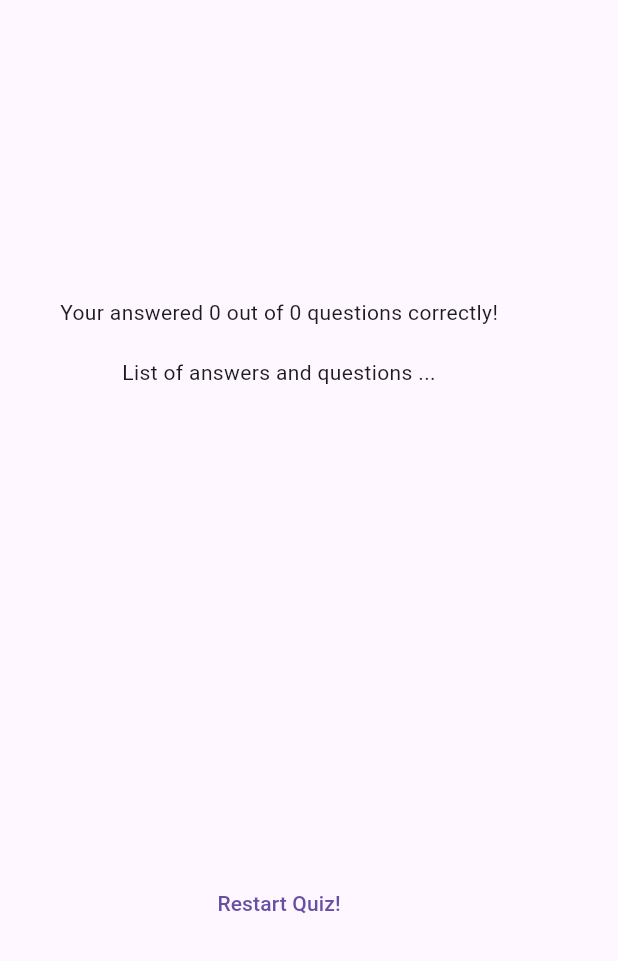
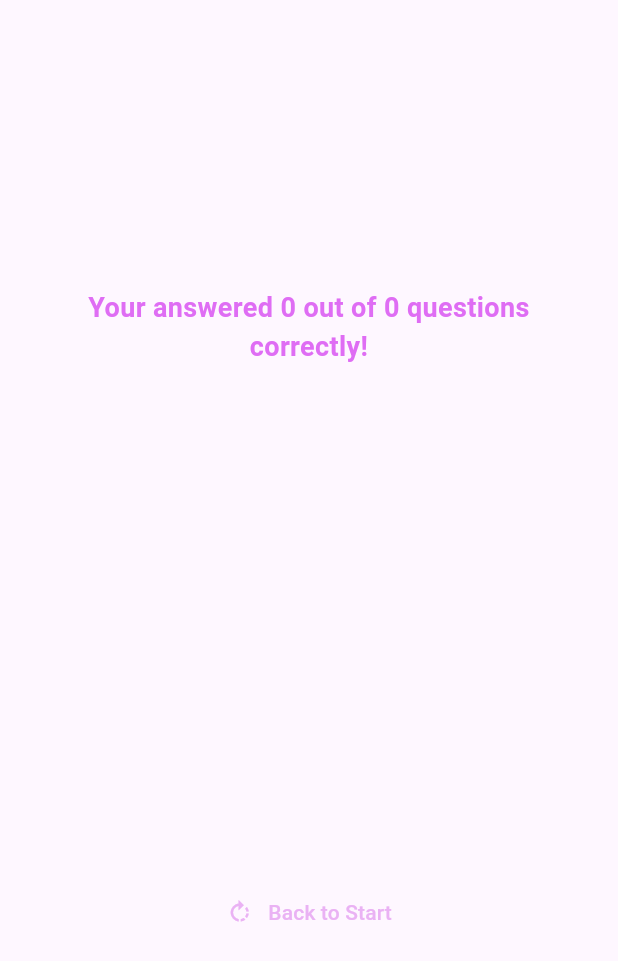
Before and after one commit to bokute2010/flutter-udemy-course, a Flutter app: the ResultsScreen widget shown alone on an empty page, opened directly with empty values, on a phone screen of 412 x 824 dp. Shown: the top 961 px of the screen. Run offline on Flutter 3.47's test engine with Material 3 defaults, Android fonts, the phone set to English and light mode, and no system bars; our stand-ins replace google_fonts.

Commit message:
Assignment 1: Time to Practice: Flutter Basics

```diff
--- a/adv_basics/lib/results_screen.dart
+++ b/adv_basics/lib/results_screen.dart
@@ -3,9 +3,10 @@ import 'package:adv_basics/questions_summary.dart';
 import 'package:flutter/material.dart';
 
 class ResultsScreen extends StatelessWidget {
-  const ResultsScreen({super.key, required this.chosenAnswers});
+  const ResultsScreen(
+      {super.key, required this.chosenAnswers, required this.onSwitchScreen});
   final List<String> chosenAnswers;
-
+  final void Function(String screen) onSwitchScreen;
   List<Map<String, Object>> getSummaryData() {
     final List<Map<String, Object>> summary = [];
     for (var i = 0; i < chosenAnswers.length; i++) {
@@ -33,12 +34,32 @@ class ResultsScreen extends StatelessWidget {
         mainAxisAlignment: MainAxisAlignment.center,
         children: [
           Text(
-              'Your answered $numCorrectAnswers out of $numTotalQuestions questions correctly!'),
+            'Your answered $numCorrectAnswers out of $numTotalQuestions questions correctly!',
+            style: const TextStyle(
+              fontSize: 18,
+              color: Color.fromARGB(255, 223, 109, 244),
+              fontWeight: FontWeight.bold
+            ),
+            textAlign: TextAlign.center,
+          ),
           const SizedBox(height: 20),
-          const Text("List of answers and questions ..."),
           QuestionsSummary(summaryData),
           const SizedBox(height: 20),
-          TextButton(onPressed: () {}, child: const Text("Restart Quiz!")),
+          TextButton(
+              onPressed: () {
+                onSwitchScreen('start-screen');
+              },
+              style: TextButton.styleFrom(
+                foregroundColor: const Color.fromARGB(255, 234, 178, 244),
+              ),
+              child: const Row(
+                mainAxisSize: MainAxisSize.min,
+                children: [
+                  Icon(Icons.rotate_right),
+                  SizedBox(width: 10),
+                  Text("Back to Start"),
+                ],
+              ))
         ],
       ),
     );
--- a/adv_basics/lib/start_screen.dart
+++ b/adv_basics/lib/start_screen.dart
@@ -4,7 +4,7 @@ import 'package:google_fonts/google_fonts.dart';
 class StartScreen extends StatelessWidget {
   const StartScreen(this.switchScreen, {super.key});
 
-  final Function() switchScreen;
+  final Function(String screenName) switchScreen;
 
   @override
   Widget build(BuildContext context) {
@@ -41,7 +41,9 @@ class StartScreen extends StatelessWidget {
             height: 20,
           ),
           OutlinedButton.icon(
-            onPressed: switchScreen,
+            onPressed: () {
+              switchScreen('question-screen');
+            },
             style: OutlinedButton.styleFrom(foregroundColor: Colors.white),
             label: const Text('Start Quiz'),
             icon: const Icon(Icons.arrow_right_alt),
```
Also changed, not shown: adv_basics/lib/questions_summary.dart (+29 -4 lines), adv_basics/lib/quiz.dart (+7 -3 lines).
